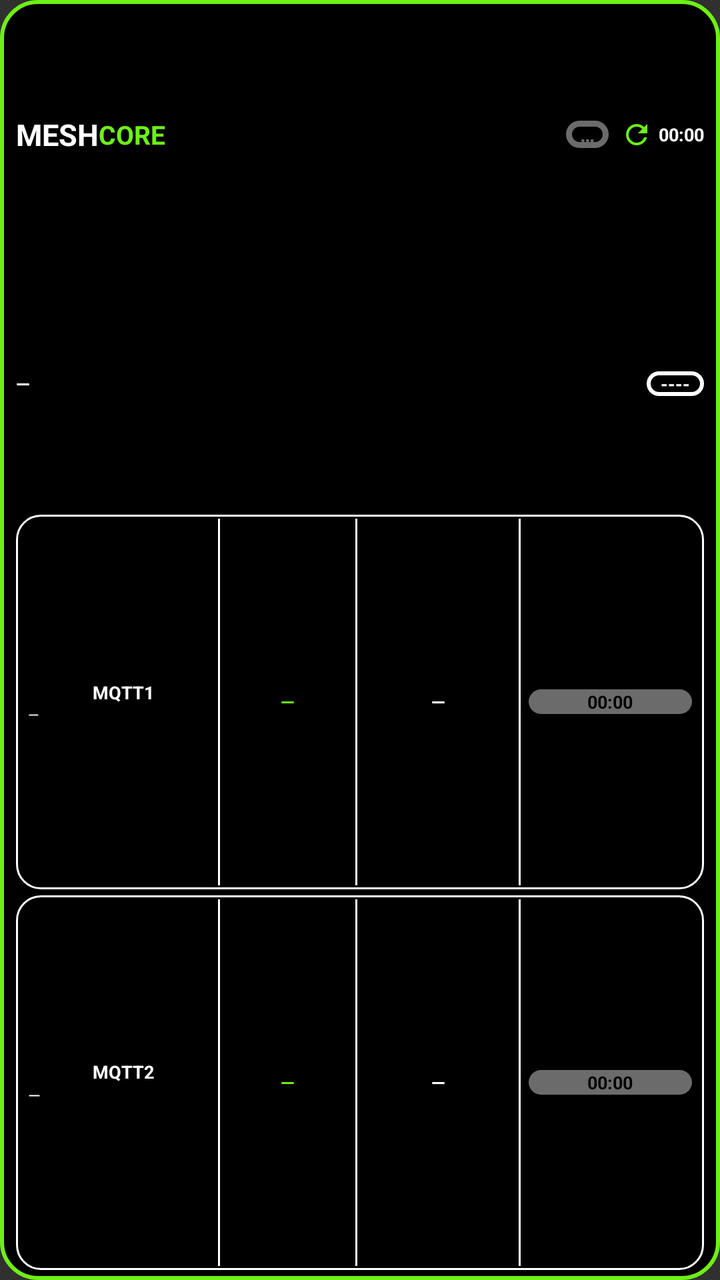
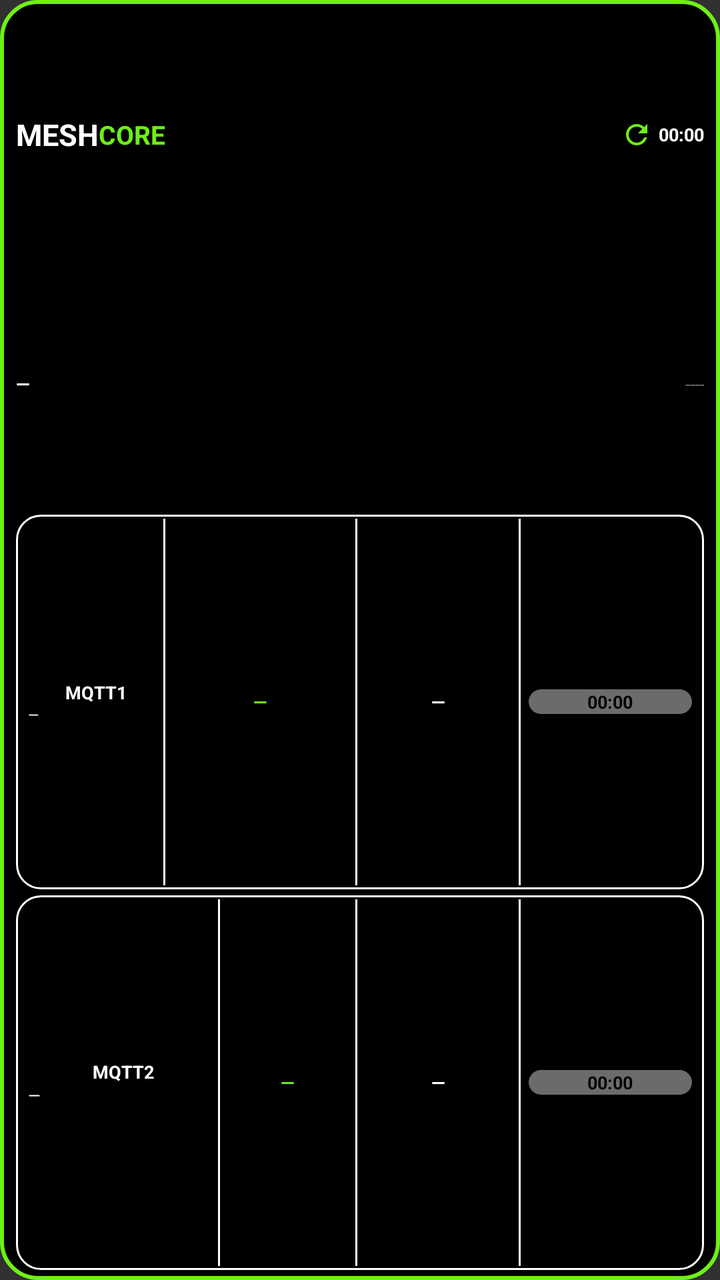

Compare the two renders of this Android layout. The source of the first and the diff that turns it into the second are given below.
<!-- AndroidManifest.xml: application theme android:Theme.Material.NoActionBar -->
<!-- res/layout/widget_observer_compact.xml -->
<?xml version="1.0" encoding="utf-8"?>
<LinearLayout xmlns:android="http://schemas.android.com/apk/res/android"
    android:id="@+id/widget_root"
    android:layout_width="match_parent"
    android:layout_height="match_parent"
    android:orientation="vertical"
    android:paddingStart="8dp" android:paddingEnd="8dp" android:paddingTop="5dp" android:paddingBottom="5dp"
    android:background="@drawable/widget_bg">

    <LinearLayout android:layout_width="match_parent" android:layout_height="0dp" android:layout_weight="2"
        android:orientation="horizontal" android:gravity="center_vertical">
        <TextView android:layout_width="wrap_content" android:layout_height="wrap_content" android:text="MESH" android:textColor="#FFFFFF" android:textStyle="bold" android:textSize="15sp" android:maxLines="1"/>
        <TextView android:layout_width="wrap_content" android:layout_height="wrap_content" android:text="CORE" android:textColor="#6EF015" android:textStyle="bold" android:textSize="13sp" android:maxLines="1"/>
        <FrameLayout android:layout_width="0dp" android:layout_height="1dp" android:layout_weight="1"/>
        <TextView android:id="@+id/obs_live" android:layout_width="wrap_content" android:layout_height="wrap_content"
            android:background="@drawable/live_gray" android:paddingStart="7dp" android:paddingEnd="7dp"
            android:text="…" android:textColor="#6B6B6B" android:textStyle="bold" android:textSize="10sp" android:maxLines="1"/>
        <ImageView android:id="@+id/refresh_icon" android:layout_width="16dp" android:layout_height="16dp" android:layout_marginStart="6dp"
            android:src="@drawable/ic_refresh" android:contentDescription="@null"/>
        <Chronometer android:id="@+id/interval_text" android:layout_width="wrap_content" android:layout_height="wrap_content"
            android:layout_marginStart="3dp" android:text="15 s" android:textColor="#FFFFFF" android:textStyle="bold" android:textSize="9sp" android:maxLines="1"/>
    </LinearLayout>

    <LinearLayout android:layout_width="match_parent" android:layout_height="0dp" android:layout_weight="2"
        android:orientation="horizontal" android:gravity="center_vertical">
        <TextView android:id="@+id/obs_name" android:layout_width="0dp" android:layout_height="wrap_content" android:layout_weight="1"
            android:text="—" android:textColor="#FFFFFF" android:textStyle="bold" android:textSize="9sp" android:maxLines="1" android:ellipsize="end"/>
        <TextView android:id="@+id/obs_hash" android:layout_width="wrap_content" android:layout_height="wrap_content"
            android:background="@drawable/badge_outline" android:paddingStart="7dp" android:paddingEnd="7dp"
            android:text="----" android:textColor="#FFFFFF" android:textStyle="bold" android:textSize="9sp" android:maxLines="1"/>
    </LinearLayout>

    <LinearLayout android:layout_width="match_parent" android:layout_height="0dp" android:layout_weight="3"
        android:layout_marginTop="3dp" android:orientation="horizontal" android:gravity="center_vertical"
        android:background="@drawable/card_outline" android:paddingStart="6dp" android:paddingEnd="6dp" android:paddingTop="2dp" android:paddingBottom="2dp">
        <LinearLayout android:layout_width="0dp" android:layout_height="wrap_content" android:layout_weight="3.5" android:orientation="vertical">
            <TextView android:layout_width="match_parent" android:layout_height="wrap_content" android:text="MQTT1" android:textColor="#FFFFFF" android:textStyle="bold" android:gravity="center" android:textSize="9sp" android:maxLines="1"/>
            <TextView android:id="@+id/m1_host" android:layout_width="match_parent" android:layout_height="wrap_content" android:text="—" android:textColor="#FFFFFF" android:textSize="7sp" android:maxLines="1" android:ellipsize="end" android:autoSizeTextType="uniform" android:autoSizeMinTextSize="6sp" android:autoSizeMaxTextSize="8sp" android:autoSizeStepGranularity="1sp"/>
        </LinearLayout>
        <FrameLayout android:layout_width="1dp" android:layout_height="match_parent" android:background="#FFFFFF"/>
        <TextView android:id="@+id/m1_hour" android:layout_width="0dp" android:layout_height="wrap_content" android:layout_weight="2.5" android:gravity="center" android:text="—" android:textColor="#6EF015" android:textStyle="bold" android:textSize="9sp" android:maxLines="1" android:autoSizeTextType="uniform" android:autoSizeMinTextSize="5sp" android:autoSizeMaxTextSize="9sp" android:autoSizeStepGranularity="1sp"/>
        <LinearLayout android:id="@+id/m1_total_col" android:layout_width="0dp" android:layout_height="match_parent" android:layout_weight="3" android:orientation="horizontal" android:gravity="center_vertical">
            <FrameLayout android:layout_width="1dp" android:layout_height="match_parent" android:background="#FFFFFF"/>
            <TextView android:id="@+id/m1_total" android:layout_width="0dp" android:layout_height="wrap_content" android:layout_weight="1" android:gravity="center" android:text="—" android:textColor="#FFFFFF" android:textStyle="bold" android:textSize="9sp" android:maxLines="1" android:autoSizeTextType="uniform" android:autoSizeMinTextSize="5sp" android:autoSizeMaxTextSize="9sp" android:autoSizeStepGranularity="1sp"/>
        </LinearLayout>
        <FrameLayout android:layout_width="1dp" android:layout_height="match_parent" android:background="#FFFFFF"/>
        <Chronometer android:id="@+id/m1_last" android:layout_width="0dp" android:layout_height="wrap_content" android:layout_weight="3" android:layout_marginStart="4dp" android:gravity="center" android:background="@drawable/pill_gray" android:text="—" android:textColor="#000000" android:textStyle="bold" android:textSize="9sp" android:maxLines="1" android:autoSizeTextType="uniform" android:autoSizeMinTextSize="7sp" android:autoSizeMaxTextSize="9sp" android:autoSizeStepGranularity="1sp"/>
    </LinearLayout>

    <LinearLayout android:layout_width="match_parent" android:layout_height="0dp" android:layout_weight="3"
        android:layout_marginTop="3dp" android:orientation="horizontal" android:gravity="center_vertical"
        android:background="@drawable/card_outline" android:paddingStart="6dp" android:paddingEnd="6dp" android:paddingTop="2dp" android:paddingBottom="2dp">
        <LinearLayout android:layout_width="0dp" android:layout_height="wrap_content" android:layout_weight="3.5" android:orientation="vertical">
            <TextView android:layout_width="match_parent" android:layout_height="wrap_content" android:text="MQTT2" android:textColor="#FFFFFF" android:textStyle="bold" android:gravity="center" android:textSize="9sp" android:maxLines="1" android:autoSizeTextType="uniform" android:autoSizeMinTextSize="7sp" android:autoSizeMaxTextSize="9sp" android:autoSizeStepGranularity="1sp"/>
            <TextView android:id="@+id/m2_host" android:layout_width="match_parent" android:layout_height="wrap_content" android:text="—" android:textColor="#FFFFFF" android:textSize="8sp" android:maxLines="1" android:ellipsize="end" android:autoSizeTextType="uniform" android:autoSizeMinTextSize="6sp" android:autoSizeMaxTextSize="8sp" android:autoSizeStepGranularity="1sp"/>
        </LinearLayout>
        <FrameLayout android:layout_width="1dp" android:layout_height="match_parent" android:background="#FFFFFF"/>
        <TextView android:id="@+id/m2_hour" android:layout_width="0dp" android:layout_height="wrap_content" android:layout_weight="2.5" android:gravity="center" android:text="—" android:textColor="#6EF015" android:textStyle="bold" android:textSize="9sp" android:maxLines="1" android:autoSizeTextType="uniform" android:autoSizeMinTextSize="5sp" android:autoSizeMaxTextSize="9sp" android:autoSizeStepGranularity="1sp"/>
        <LinearLayout android:id="@+id/m2_total_col" android:layout_width="0dp" android:layout_height="match_parent" android:layout_weight="3" android:orientation="horizontal" android:gravity="center_vertical">
            <FrameLayout android:layout_width="1dp" android:layout_height="match_parent" android:background="#FFFFFF"/>
            <TextView android:id="@+id/m2_total" android:layout_width="0dp" android:layout_height="wrap_content" android:layout_weight="1" android:gravity="center" android:text="—" android:textColor="#FFFFFF" android:textStyle="bold" android:textSize="9sp" android:maxLines="1" android:autoSizeTextType="uniform" android:autoSizeMinTextSize="5sp" android:autoSizeMaxTextSize="9sp" android:autoSizeStepGranularity="1sp"/>
        </LinearLayout>
        <FrameLayout android:layout_width="1dp" android:layout_height="match_parent" android:background="#FFFFFF"/>
        <Chronometer android:id="@+id/m2_last" android:layout_width="0dp" android:layout_height="wrap_content" android:layout_weight="3" android:layout_marginStart="4dp" android:gravity="center" android:background="@drawable/pill_gray" android:text="—" android:textColor="#000000" android:textStyle="bold" android:textSize="9sp" android:maxLines="1" android:autoSizeTextType="uniform" android:autoSizeMinTextSize="7sp" android:autoSizeMaxTextSize="9sp" android:autoSizeStepGranularity="1sp"/>
    </LinearLayout>
</LinearLayout>
<!-- resources referenced by this layout -->
<resources>
  <!-- drawable badge_outline (drawable) -->
  <?xml version="1.0" encoding="utf-8"?>
  <shape xmlns:android="http://schemas.android.com/apk/res/android" android:shape="rectangle">
      <solid android:color="#000000"/>
      <stroke android:width="2dp" android:color="#FFFFFF"/>
      <corners android:radius="9dp"/>
  </shape>
  <!-- drawable card_outline (drawable) -->
  <?xml version="1.0" encoding="utf-8"?>
  <shape xmlns:android="http://schemas.android.com/apk/res/android" android:shape="rectangle">
      <solid android:color="#000000"/>
      <stroke android:width="1dp" android:color="#FFFFFF"/>
      <corners android:radius="12dp"/>
  </shape>
  <!-- drawable ic_refresh (drawable) -->
  <?xml version="1.0" encoding="utf-8"?>
  <vector xmlns:android="http://schemas.android.com/apk/res/android" android:width="24dp" android:height="24dp" android:viewportWidth="24" android:viewportHeight="24">
      <path android:fillColor="#6EF015" android:pathData="M17.65,6.35C16.2,4.9 14.21,4 12,4c-4.42,0 -7.99,3.58 -7.99,8s3.57,8 7.99,8c3.73,0 6.84,-2.55 7.73,-6h-2.08c-0.82,2.33 -3.04,4 -5.65,4 -3.31,0 -6,-2.69 -6,-6s2.69,-6 6,-6c1.66,0 3.14,0.69 4.22,1.78L13,11h7V4l-2.35,2.35z"/>
  </vector>
  <!-- drawable live_gray (drawable) -->
  <?xml version="1.0" encoding="utf-8"?>
  <shape xmlns:android="http://schemas.android.com/apk/res/android" android:shape="rectangle">
      <solid android:color="#000000"/>
      <stroke android:width="3dp" android:color="#6B6B6B"/>
      <corners android:radius="12dp"/>
  </shape>
  <!-- drawable pill_gray (drawable) -->
  <?xml version="1.0" encoding="utf-8"?>
  <shape xmlns:android="http://schemas.android.com/apk/res/android" android:shape="rectangle">
      <solid android:color="#6B6B6B"/>
      <corners android:radius="11dp"/>
  </shape>
  <!-- drawable widget_bg (drawable) -->
  <?xml version="1.0" encoding="utf-8"?>
  <shape xmlns:android="http://schemas.android.com/apk/res/android" android:shape="rectangle">
      <solid android:color="#000000"/>
      <stroke android:width="2dp" android:color="#6EF015"/>
      <corners android:radius="18dp"/>
  </shape>
</resources>

<!-- the commit's change to res/layout/widget_observer_compact.xml (unified diff, before → after) -->
@@ -12,11 +12,11 @@
         <TextView android:layout_width="wrap_content" android:layout_height="wrap_content" android:text="MESH" android:textColor="#FFFFFF" android:textStyle="bold" android:textSize="15sp" android:maxLines="1"/>
         <TextView android:layout_width="wrap_content" android:layout_height="wrap_content" android:text="CORE" android:textColor="#6EF015" android:textStyle="bold" android:textSize="13sp" android:maxLines="1"/>
         <FrameLayout android:layout_width="0dp" android:layout_height="1dp" android:layout_weight="1"/>
-        <TextView android:id="@+id/obs_live" android:layout_width="wrap_content" android:layout_height="wrap_content"
-            android:background="@drawable/live_gray" android:paddingStart="7dp" android:paddingEnd="7dp"
-            android:text="…" android:textColor="#6B6B6B" android:textStyle="bold" android:textSize="10sp" android:maxLines="1"/>
         <ImageView android:id="@+id/refresh_icon" android:layout_width="16dp" android:layout_height="16dp" android:layout_marginStart="6dp"
             android:src="@drawable/ic_refresh" android:contentDescription="@null"/>
+        <ProgressBar android:id="@+id/refresh_spinner" style="?android:attr/progressBarStyleSmall"
+            android:layout_width="16dp" android:layout_height="16dp" android:indeterminate="true"
+            android:indeterminateTint="#FFFF9500" android:visibility="gone"/>
         <Chronometer android:id="@+id/interval_text" android:layout_width="wrap_content" android:layout_height="wrap_content"
             android:layout_marginStart="3dp" android:text="15 s" android:textColor="#FFFFFF" android:textStyle="bold" android:textSize="9sp" android:maxLines="1"/>
     </LinearLayout>
@@ -25,20 +25,19 @@
         android:orientation="horizontal" android:gravity="center_vertical">
         <TextView android:id="@+id/obs_name" android:layout_width="0dp" android:layout_height="wrap_content" android:layout_weight="1"
             android:text="—" android:textColor="#FFFFFF" android:textStyle="bold" android:textSize="9sp" android:maxLines="1" android:ellipsize="end"/>
-        <TextView android:id="@+id/obs_hash" android:layout_width="wrap_content" android:layout_height="wrap_content"
-            android:background="@drawable/badge_outline" android:paddingStart="7dp" android:paddingEnd="7dp"
-            android:text="----" android:textColor="#FFFFFF" android:textStyle="bold" android:textSize="9sp" android:maxLines="1"/>
+        <TextView android:id="@+id/obs_hash" android:layout_width="0dp" android:layout_height="wrap_content" android:layout_weight="2.5"
+            android:text="----" android:textColor="#6B6B6B" android:textSize="9sp" android:maxLines="1" android:ellipsize="end" android:gravity="end"/>
     </LinearLayout>
 
     <LinearLayout android:layout_width="match_parent" android:layout_height="0dp" android:layout_weight="3"
         android:layout_marginTop="3dp" android:orientation="horizontal" android:gravity="center_vertical"
         android:background="@drawable/card_outline" android:paddingStart="6dp" android:paddingEnd="6dp" android:paddingTop="2dp" android:paddingBottom="2dp">
-        <LinearLayout android:layout_width="0dp" android:layout_height="wrap_content" android:layout_weight="3.5" android:orientation="vertical">
-            <TextView android:layout_width="match_parent" android:layout_height="wrap_content" android:text="MQTT1" android:textColor="#FFFFFF" android:textStyle="bold" android:gravity="center" android:textSize="9sp" android:maxLines="1"/>
+        <LinearLayout android:layout_width="0dp" android:layout_height="wrap_content" android:layout_weight="2.5" android:orientation="vertical">
+            <TextView android:layout_width="match_parent" android:layout_height="wrap_content" android:id="@+id/m1_title" android:text="MQTT1" android:textColor="#FFFFFF" android:textStyle="bold" android:gravity="center" android:textSize="9sp" android:maxLines="1"/>
             <TextView android:id="@+id/m1_host" android:layout_width="match_parent" android:layout_height="wrap_content" android:text="—" android:textColor="#FFFFFF" android:textSize="7sp" android:maxLines="1" android:ellipsize="end" android:autoSizeTextType="uniform" android:autoSizeMinTextSize="6sp" android:autoSizeMaxTextSize="8sp" android:autoSizeStepGranularity="1sp"/>
         </LinearLayout>
         <FrameLayout android:layout_width="1dp" android:layout_height="match_parent" android:background="#FFFFFF"/>
-        <TextView android:id="@+id/m1_hour" android:layout_width="0dp" android:layout_height="wrap_content" android:layout_weight="2.5" android:gravity="center" android:text="—" android:textColor="#6EF015" android:textStyle="bold" android:textSize="9sp" android:maxLines="1" android:autoSizeTextType="uniform" android:autoSizeMinTextSize="5sp" android:autoSizeMaxTextSize="9sp" android:autoSizeStepGranularity="1sp"/>
+        <TextView android:id="@+id/m1_hour" android:layout_width="0dp" android:layout_height="wrap_content" android:layout_weight="3.5" android:gravity="center" android:text="—" android:textColor="#6EF015" android:textStyle="bold" android:textSize="9sp" android:maxLines="1" android:autoSizeTextType="uniform" android:autoSizeMinTextSize="5sp" android:autoSizeMaxTextSize="9sp" android:autoSizeStepGranularity="1sp"/>
         <LinearLayout android:id="@+id/m1_total_col" android:layout_width="0dp" android:layout_height="match_parent" android:layout_weight="3" android:orientation="horizontal" android:gravity="center_vertical">
             <FrameLayout android:layout_width="1dp" android:layout_height="match_parent" android:background="#FFFFFF"/>
             <TextView android:id="@+id/m1_total" android:layout_width="0dp" android:layout_height="wrap_content" android:layout_weight="1" android:gravity="center" android:text="—" android:textColor="#FFFFFF" android:textStyle="bold" android:textSize="9sp" android:maxLines="1" android:autoSizeTextType="uniform" android:autoSizeMinTextSize="5sp" android:autoSizeMaxTextSize="9sp" android:autoSizeStepGranularity="1sp"/>
@@ -51,7 +50,7 @@
         android:layout_marginTop="3dp" android:orientation="horizontal" android:gravity="center_vertical"
         android:background="@drawable/card_outline" android:paddingStart="6dp" android:paddingEnd="6dp" android:paddingTop="2dp" android:paddingBottom="2dp">
         <LinearLayout android:layout_width="0dp" android:layout_height="wrap_content" android:layout_weight="3.5" android:orientation="vertical">
-            <TextView android:layout_width="match_parent" android:layout_height="wrap_content" android:text="MQTT2" android:textColor="#FFFFFF" android:textStyle="bold" android:gravity="center" android:textSize="9sp" android:maxLines="1" android:autoSizeTextType="uniform" android:autoSizeMinTextSize="7sp" android:autoSizeMaxTextSize="9sp" android:autoSizeStepGranularity="1sp"/>
+            <TextView android:layout_width="match_parent" android:layout_height="wrap_content" android:id="@+id/m2_title" android:text="MQTT2" android:textColor="#FFFFFF" android:textStyle="bold" android:gravity="center" android:textSize="9sp" android:maxLines="1" android:autoSizeTextType="uniform" android:autoSizeMinTextSize="7sp" android:autoSizeMaxTextSize="9sp" android:autoSizeStepGranularity="1sp"/>
             <TextView android:id="@+id/m2_host" android:layout_width="match_parent" android:layout_height="wrap_content" android:text="—" android:textColor="#FFFFFF" android:textSize="8sp" android:maxLines="1" android:ellipsize="end" android:autoSizeTextType="uniform" android:autoSizeMinTextSize="6sp" android:autoSizeMaxTextSize="8sp" android:autoSizeStepGranularity="1sp"/>
         </LinearLayout>
         <FrameLayout android:layout_width="1dp" android:layout_height="match_parent" android:background="#FFFFFF"/>
<!-- resource entries referenced after the edit -->
@@ -1,12 +1,5 @@
 <!-- resources referenced by this layout -->
 <resources>
-  <!-- drawable badge_outline (drawable) -->
-  <?xml version="1.0" encoding="utf-8"?>
-  <shape xmlns:android="http://schemas.android.com/apk/res/android" android:shape="rectangle">
-      <solid android:color="#000000"/>
-      <stroke android:width="2dp" android:color="#FFFFFF"/>
-      <corners android:radius="9dp"/>
-  </shape>
   <!-- drawable card_outline (drawable) -->
   <?xml version="1.0" encoding="utf-8"?>
   <shape xmlns:android="http://schemas.android.com/apk/res/android" android:shape="rectangle">
@@ -19,13 +12,6 @@
   <vector xmlns:android="http://schemas.android.com/apk/res/android" android:width="24dp" android:height="24dp" android:viewportWidth="24" android:viewportHeight="24">
       <path android:fillColor="#6EF015" android:pathData="M17.65,6.35C16.2,4.9 14.21,4 12,4c-4.42,0 -7.99,3.58 -7.99,8s3.57,8 7.99,8c3.73,0 6.84,-2.55 7.73,-6h-2.08c-0.82,2.33 -3.04,4 -5.65,4 -3.31,0 -6,-2.69 -6,-6s2.69,-6 6,-6c1.66,0 3.14,0.69 4.22,1.78L13,11h7V4l-2.35,2.35z"/>
   </vector>
-  <!-- drawable live_gray (drawable) -->
-  <?xml version="1.0" encoding="utf-8"?>
-  <shape xmlns:android="http://schemas.android.com/apk/res/android" android:shape="rectangle">
-      <solid android:color="#000000"/>
-      <stroke android:width="3dp" android:color="#6B6B6B"/>
-      <corners android:radius="12dp"/>
-  </shape>
   <!-- drawable pill_gray (drawable) -->
   <?xml version="1.0" encoding="utf-8"?>
   <shape xmlns:android="http://schemas.android.com/apk/res/android" android:shape="rectangle">
